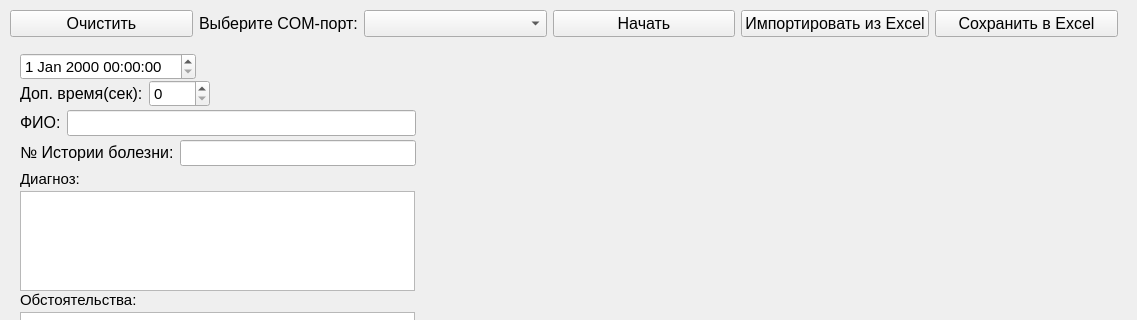
Before: the Qt Designer form main.ui in SuperNauMisha/Coagulograph5channels, drawn with Qt 5; both pictures show x 0 to 1137 and y 0 to 320 of the 1137 by 844 pixel window.
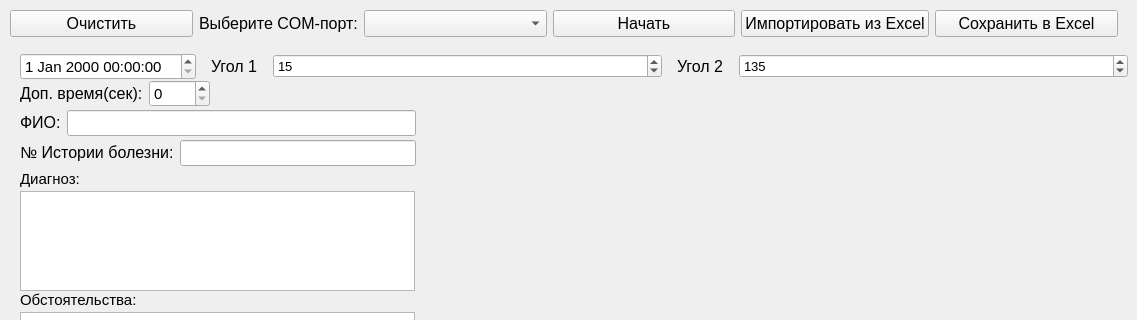
After: the same form once the commit is applied.

```diff
--- a/main.ui
+++ b/main.ui
@@ -170,19 +170,109 @@
           <number>0</number>
          </property>
          <item>
-          <widget class="QDateTimeEdit" name="dateTimeEdit">
-           <property name="sizePolicy">
-            <sizepolicy hsizetype="Fixed" vsizetype="Fixed">
-             <horstretch>0</horstretch>
-             <verstretch>0</verstretch>
-            </sizepolicy>
+          <layout class="QHBoxLayout" name="horizontalLayout_2">
+           <property name="spacing">
+            <number>15</number>
            </property>
-           <property name="font">
-            <font>
-             <pointsize>11</pointsize>
-            </font>
+           <property name="topMargin">
+            <number>0</number>
            </property>
-          </widget>
+           <item>
+            <widget class="QDateTimeEdit" name="dateTimeEdit">
+             <property name="sizePolicy">
+              <sizepolicy hsizetype="Fixed" vsizetype="Fixed">
+               <horstretch>0</horstretch>
+               <verstretch>0</verstretch>
+              </sizepolicy>
+             </property>
+             <property name="font">
+              <font>
+               <pointsize>11</pointsize>
+              </font>
+             </property>
+            </widget>
+           </item>
+           <item>
+            <layout class="QHBoxLayout" name="horizontalLayout_3">
+             <item>
+              <widget class="QLabel" name="label">
+               <property name="sizePolicy">
+                <sizepolicy hsizetype="Fixed" vsizetype="Preferred">
+                 <horstretch>0</horstretch>
+                 <verstretch>0</verstretch>
+                </sizepolicy>
+               </property>
+               <property name="font">
+                <font>
+                 <pointsize>12</pointsize>
+                </font>
+               </property>
+               <property name="text">
+                <string>Угол 1</string>
+               </property>
+              </widget>
+             </item>
+             <item>
+              <widget class="QSpinBox" name="alpha1">
+               <property name="font">
+                <font>
+                 <pointsize>10</pointsize>
+                </font>
+               </property>
+               <property name="maximum">
+                <number>360</number>
+               </property>
+               <property name="value">
+                <number>15</number>
+               </property>
+              </widget>
+             </item>
+            </layout>
+           </item>
+           <item>
+            <layout class="QHBoxLayout" name="horizontalLayout_7">
+             <item>
+              <widget class="QLabel" name="label_7">
+               <property name="sizePolicy">
+                <sizepolicy hsizetype="Fixed" vsizetype="Preferred">
+                 <horstretch>0</horstretch>
+                 <verstretch>0</verstretch>
+                </sizepolicy>
+               </property>
+               <property name="font">
+                <font>
+                 <pointsize>12</pointsize>
+                </font>
+               </property>
+               <property name="text">
+                <string>Угол 2</string>
+               </property>
+              </widget>
+             </item>
+             <item>
+              <widget class="QSpinBox" name="alpha2">
+               <property name="sizePolicy">
+                <sizepolicy hsizetype="Minimum" vsizetype="Fixed">
+                 <horstretch>0</horstretch>
+                 <verstretch>0</verstretch>
+                </sizepolicy>
+               </property>
+               <property name="font">
+                <font>
+                 <pointsize>10</pointsize>
+                </font>
+               </property>
+               <property name="maximum">
+                <number>360</number>
+               </property>
+               <property name="value">
+                <number>135</number>
+               </property>
+              </widget>
+             </item>
+            </layout>
+           </item>
+          </layout>
          </item>
          <item>
           <widget class="QWidget" name="addTimeWidget" native="true">
```
Left out of the diff: 2 changed lines with no effect on the pictures.
